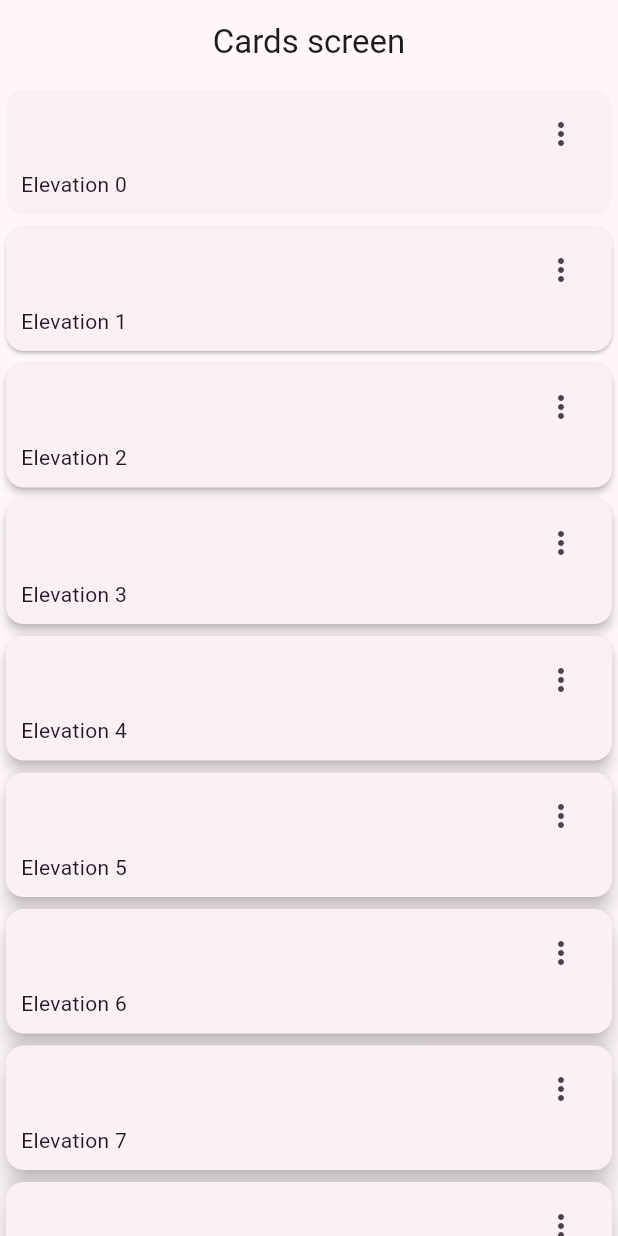
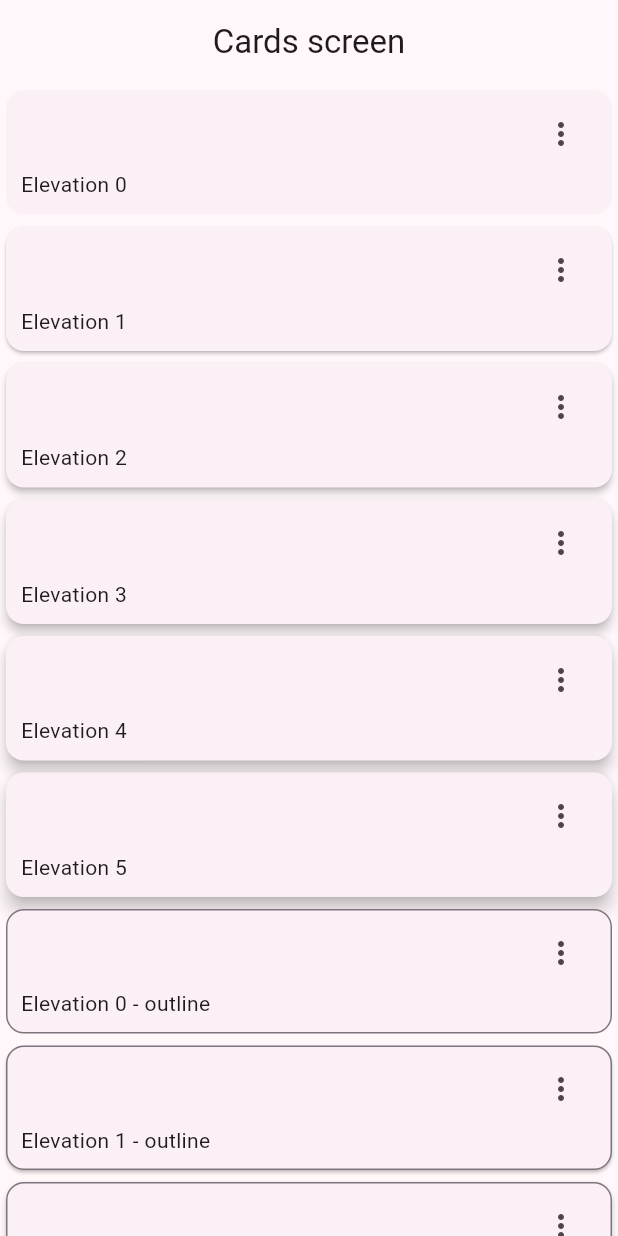
Before and after one commit to SergioBGISC99/widgets_app, a Flutter app: the CardsScreen screen opened by its route, on a phone screen of 412 x 824 dp. Run offline on Flutter 3.47's test engine with Material 2 defaults, Android fonts, the phone set to English and light mode, and no system bars; our stand-ins replace go_router.

Commit message:
tarjetas con borde y personalizadas

```diff
--- a/lib/presentation/screen/card/cards_screen.dart
+++ b/lib/presentation/screen/card/cards_screen.dart
@@ -7,11 +7,6 @@ const cards = <Map<String, dynamic>>[
   {'elevation': 3.0, 'label': 'Elevation 3'},
   {'elevation': 4.0, 'label': 'Elevation 4'},
   {'elevation': 5.0, 'label': 'Elevation 5'},
-  {'elevation': 6.0, 'label': 'Elevation 6'},
-  {'elevation': 7.0, 'label': 'Elevation 7'},
-  {'elevation': 8.0, 'label': 'Elevation 8'},
-  {'elevation': 9.0, 'label': 'Elevation 9'},
-  {'elevation': 10.0, 'label': 'Elevation 10'}
 ];
 
 class CardsScreen extends StatelessWidget {
@@ -35,7 +30,9 @@ class _CardsView extends StatelessWidget {
       child: Column(
         children: [
           ...cards.map((card) =>
-              _CardType1(label: card['label'], elevation: card['elevation']))
+              _CardType1(label: card['label'], elevation: card['elevation'])),
+          ...cards.map((card) =>
+              _CardType2(label: card['label'], elevation: card['elevation']))
         ],
       ),
     );
@@ -72,3 +69,39 @@ class _CardType1 extends StatelessWidget {
     );
   }
 }
+
+class _CardType2 extends StatelessWidget {
+  final String label;
+  final double elevation;
+
+  const _CardType2({required this.label, required this.elevation});
+
+  @override
+  Widget build(BuildContext context) {
+    final colors = Theme.of(context).colorScheme;
+
+    return Card(
+      shape: RoundedRectangleBorder(
+          side: BorderSide(color: colors.outline),
+          borderRadius: const BorderRadius.all(Radius.circular(12))),
+      elevation: elevation,
+      child: Padding(
+        padding: const EdgeInsets.fromLTRB(10, 5, 10, 10),
+        child: Column(
+          children: [
+            Align(
+                alignment: Alignment.topRight,
+                child: IconButton(
+                  icon: const Icon(Icons.more_vert_outlined),
+                  onPressed: () {},
+                )),
+            Align(
+              alignment: Alignment.bottomLeft,
+              child: Text('$label - outline'),
+            )
+          ],
+        ),
+      ),
+    );
+  }
+}
```
